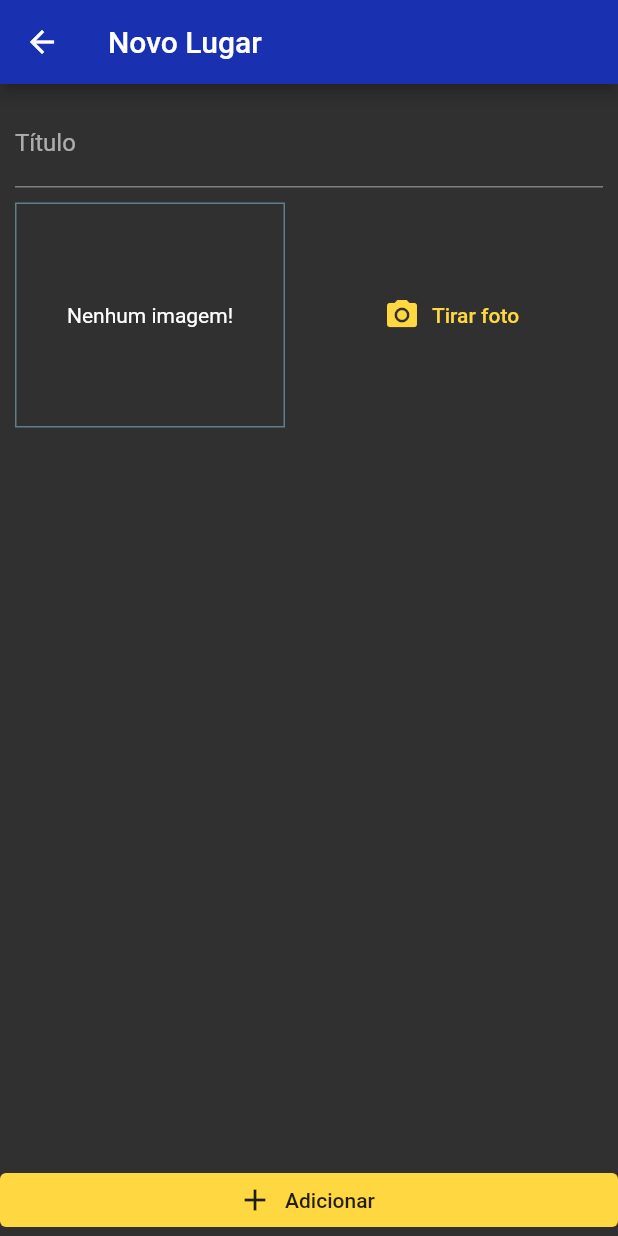
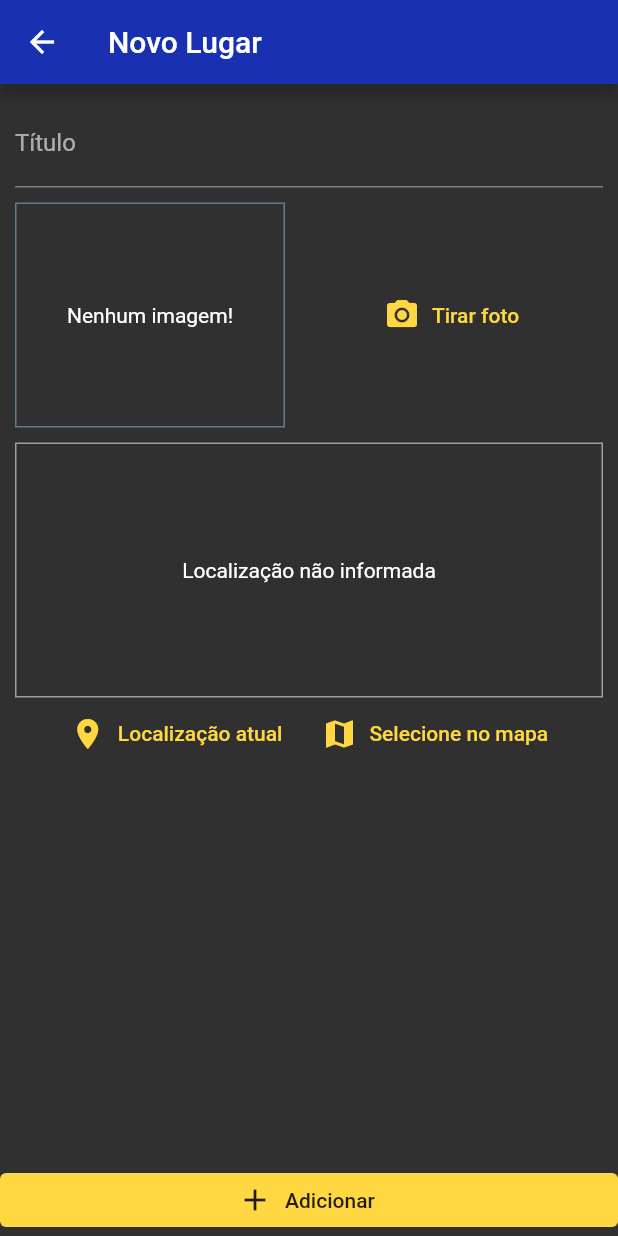
Before and after one commit to RFBruno/flutter-great-places, a Flutter app: the PlaceFormScreen screen opened by its route, on a phone screen of 412 x 824 dp. Run offline on Flutter 3.47's test engine with Material 2 defaults, Android fonts, the phone set to English and light mode, and no system bars; our stand-ins replace image_picker, location, sqflite; accounts and stored records are empty.

Commit message:
added location, android permission location, widget location_input

```diff
--- a/lib/screens/place_form_screen.dart
+++ b/lib/screens/place_form_screen.dart
@@ -2,6 +2,8 @@ import 'dart:io';
 import 'package:flutter/material.dart';
 import 'package:great_place/providers/great_places.dart';
 import 'package:great_place/widget/image_input.dart';
+import 'package:great_place/widget/location_input.dart';
+import 'package:location/location.dart';
 import 'package:provider/provider.dart';
 
 class PlaceFormScreen extends StatefulWidget {
@@ -55,7 +57,11 @@ class _PlaceFormScreenState extends State<PlaceFormScreen> {
                     const SizedBox(
                       height: 10,
                     ),
-                    ImageInput(_selectedImage)
+                    ImageInput(_selectedImage),
+                     const SizedBox(
+                      height: 10,
+                    ),
+                    const LocationInput()
                   ],
                 ),
               ),
--- /dev/null
+++ b/lib/widget/location_input.dart
@@ -0,0 +1,53 @@
+import 'package:flutter/material.dart';
+import 'package:flutter/src/widgets/framework.dart';
+import 'package:flutter/src/widgets/placeholder.dart';
+
+class LocationInput extends StatefulWidget {
+  const LocationInput({super.key});
+
+  @override
+  State<LocationInput> createState() => _LocationInputState();
+}
+
+class _LocationInputState extends State<LocationInput> {
+  String? _previewImageUrl;
+
+  @override
+  Widget build(BuildContext context) {
+    return Column(
+      children: [
+        Container(
+          height: 170,
+          width: double.infinity,
+          alignment: Alignment.center,
+          decoration: BoxDecoration(
+            border: Border.all(width: 1, color: Colors.grey),
+          ),
+          child: _previewImageUrl == null
+              ? const Text('Localização não informada')
+              : Image.network(
+                  _previewImageUrl!,
+                  fit: BoxFit.cover,
+                  width: double.infinity,
+                ),
+        ),
+        Row(
+          mainAxisAlignment: MainAxisAlignment.center,
+          children: [
+            TextButton.icon(
+              onPressed: (){},
+              icon: const Icon(Icons.location_on),
+              label: const Text('Localização atual'),
+            ),
+            const SizedBox(width: 10,),
+            TextButton.icon(
+              onPressed: (){},
+              icon: const Icon(Icons.map),
+              label: const Text('Selecione no mapa'),
+            ),
+          ],
+        )
+      ],
+    );
+  }
+}
--- a/pubspec.yaml
+++ b/pubspec.yaml
@@ -40,6 +40,7 @@ dependencies:
   path_provider: ^2.0.12
   path: ^1.8.2
   sqflite: ^2.2.4+1
+  location: ^4.4.0
 
 dev_dependencies:
   flutter_test:
```
Also changed, not shown: pubspec.lock, 2 other files.
